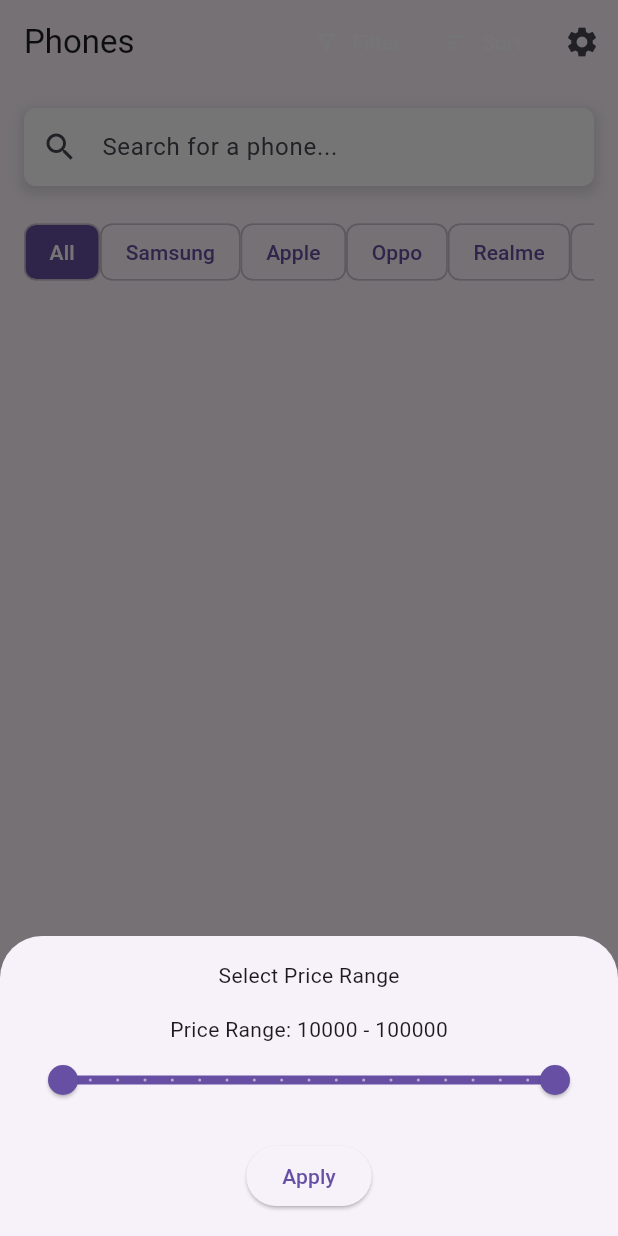
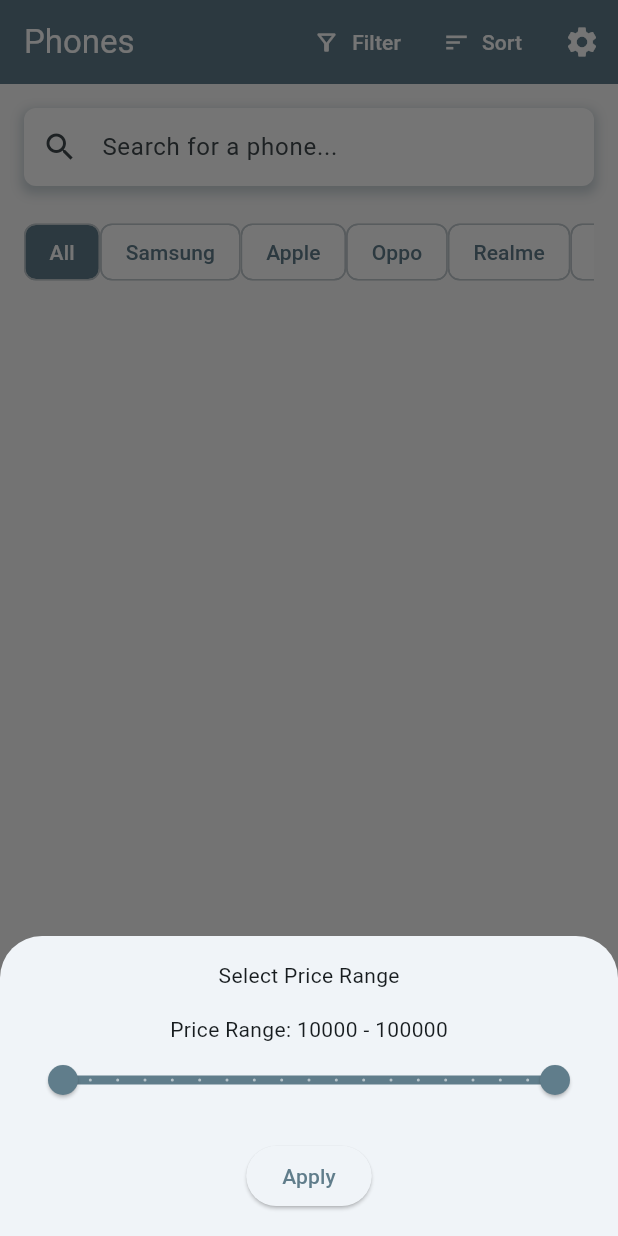
Before and after one commit to MohamedSadeck/phones-management, a Flutter app: the screen it shows after launch, after a tap on "Filter", on a phone screen of 412 x 824 dp. Run offline on Flutter 3.47's test engine with Material 3 defaults, Android fonts, the phone set to English and light mode, and no system bars; our stand-ins replace fluttertoast.

Commit message:
added colors scheme and used them in home screen

```diff
--- a/lib/main.dart
+++ b/lib/main.dart
@@ -3,7 +3,6 @@ import 'package:provider/provider.dart';
 import 'package:phones_management/providers/phone_provider.dart';
 import 'package:phones_management/screens/add_phone_screen.dart';
 import 'package:phones_management/screens/edit_phone_screen.dart';
-import 'package:firebase_core/firebase_core.dart';
 import 'package:phones_management/screens/settings_screen.dart';
 import 'screens/home_screen.dart';
 
@@ -32,7 +31,18 @@ class AppRoot extends StatelessWidget {
     return MaterialApp(
       debugShowCheckedModeBanner: false,
       title: 'Store App',
-      theme: ThemeData(primarySwatch: Colors.blueGrey),
+      theme: ThemeData(
+        primarySwatch: Colors.blueGrey,
+        colorScheme: ColorScheme.fromSeed(
+          seedColor: Colors.blueGrey,
+          primary: Colors.blueGrey,
+          secondary: Colors.blueGrey[300]!,
+          surface: Colors.white,
+          background: Colors.grey[50]!,
+          error: Colors.red[400]!,
+        ),
+        useMaterial3: true,
+      ),
       initialRoute: '/',
       routes: {
         '/': (context) => const HomeScreen(),
--- a/lib/screens/home_screen.dart
+++ b/lib/screens/home_screen.dart
@@ -40,23 +40,24 @@ class _HomeScreenState extends State<HomeScreen> {
   @override
   Widget build(BuildContext context) {
     final phoneProvider = Provider.of<PhoneProvider>(context);
-    print('build');
     return Scaffold(
       appBar: AppBar(
         title: const Text('Phones'),
+        backgroundColor: Theme.of(context).colorScheme.primary,
+        foregroundColor: Theme.of(context).colorScheme.onPrimary,
         actions: [
           TextButton.icon(
             onPressed: () {
               _showPriceRangeBottomSheet(
                   context, phoneProvider.filteredPhones, phoneProvider);
             },
-            icon: const Icon(
+            icon: Icon(
               Icons.filter_alt_outlined,
-              color: Colors.white,
+              color: Theme.of(context).colorScheme.onPrimary,
             ),
-            label: const Text(
+            label: Text(
               'Filter',
-              style: TextStyle(color: Colors.white),
+              style: TextStyle(color: Theme.of(context).colorScheme.onPrimary),
             ),
           ),
           TextButton.icon(
@@ -100,7 +101,9 @@ class _HomeScreenState extends State<HomeScreen> {
           //     ))
         ],
       ),
-      body: Padding(
+      body: Container(
+        color: Theme.of(context).colorScheme.background,
+        child: Padding(
           padding: const EdgeInsets.all(16.0),
           child: Column(
             mainAxisAlignment: MainAxisAlignment.start,
@@ -117,11 +120,14 @@ class _HomeScreenState extends State<HomeScreen> {
             ],
           ),
         ),
+      ),
       floatingActionButton: FloatingActionButton.extended(
         onPressed: () =>
             Navigator.of(context).pushNamed(AddPhoneScreen.routeName),
         icon: const Icon(Icons.add),
         label: const Text('Add a Phone'),
+        backgroundColor: Theme.of(context).colorScheme.secondary,
+        foregroundColor: Theme.of(context).colorScheme.onSecondary,
       ),
     );
   }
@@ -214,11 +220,11 @@ class _HomeScreenState extends State<HomeScreen> {
   Widget buildSearchBar(PhoneProvider phoneProvider) {
     return Container(
       decoration: BoxDecoration(
-        color: Colors.white,
+        color: Theme.of(context).colorScheme.surface,
         borderRadius: BorderRadius.circular(8.0),
         boxShadow: [
           BoxShadow(
-            color: Colors.grey.withOpacity(0.3),
+            color: Theme.of(context).colorScheme.primary.withOpacity(0.3),
             spreadRadius: 2,
             blurRadius: 5,
             offset: const Offset(0, 3), // changes position of shadow
```
Lines whose indentation alone changed are shown as unchanged.
